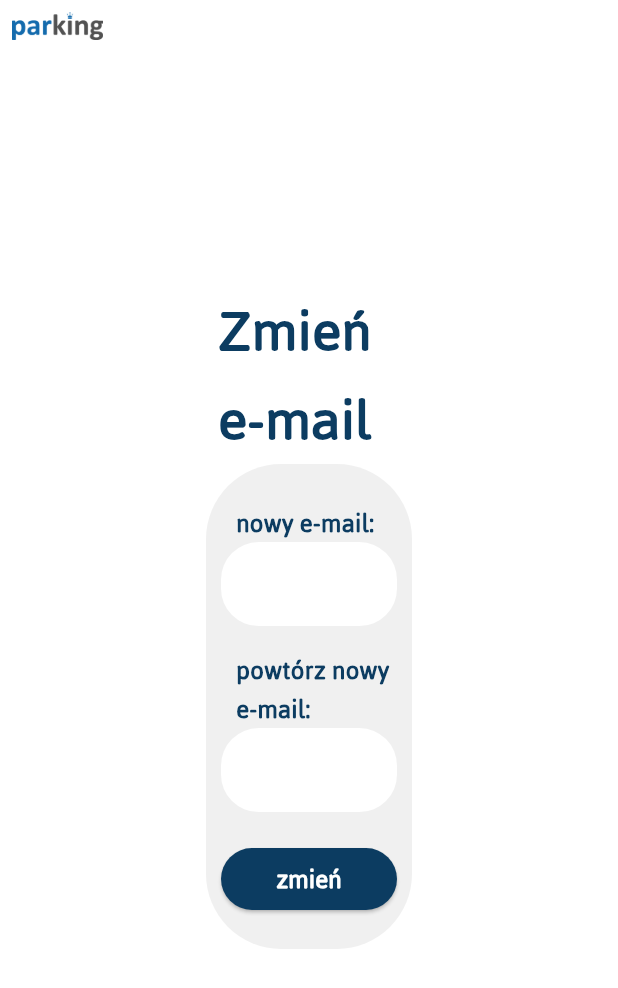
After one commit to adamszada/ParkingOS, a Flutter app: the ChangeEmail screen opened by its route, on a phone screen of 412 x 824 dp. The commit adds this screen. Shown: the top 988 px of the screen. Run offline on Flutter 3.47's test engine with Material 3 defaults, Android fonts, the phone set to English and light mode, and no system bars.

Commit message:
Add change e-mail page

```diff
--- /dev/null
+++ b/Frontend/parkingos/lib/change_email.dart
@@ -0,0 +1,151 @@
+import 'package:flutter/material.dart';
+
+class ChangeEmail extends StatefulWidget {
+  @override
+  _ChangeEmailState createState() => _ChangeEmailState();
+}
+
+class _ChangeEmailState extends State<ChangeEmail> {
+  @override
+  Widget build(BuildContext context) {
+    return Scaffold(
+        backgroundColor: Colors.white,
+        body: Stack(
+          children: [
+            Align(
+              alignment: Alignment.topLeft,
+              child: SizedBox(
+                  width: MediaQuery.of(context).size.width / 6,
+                  child: Padding(
+                    padding: EdgeInsets.only(
+                        left: MediaQuery.of(context).size.width / 50,
+                        top: MediaQuery.of(context).size.width / 50),
+                    child: Image.asset(
+                      'assets/parking.png',
+                      alignment: Alignment.centerLeft,
+                      fit: BoxFit.fitWidth,
+                    ),
+                  )),
+            ),
+            Center(
+                child: Column(
+              mainAxisAlignment: MainAxisAlignment.center,
+              crossAxisAlignment: CrossAxisAlignment.center,
+              children: [
+                SizedBox(
+                    width: MediaQuery.of(context).size.width * 5 / 17,
+                    child: Text(
+                      "Zmień e-mail",
+                      style: TextStyle(
+                          fontSize: MediaQuery.of(context).size.height / 20,
+                          color: const Color(0xFF0C3C61),
+                          fontWeight: FontWeight.w900,
+                          fontFamily: 'Jaldi'),
+                    )),
+                SizedBox(
+                  width: MediaQuery.of(context).size.width / 3,
+                  child: Container(
+                      decoration: BoxDecoration(
+                          color: const Color(0xFFF0F0F0),
+                          borderRadius: BorderRadius.circular(50)),
+                      child: Padding(
+                          padding: const EdgeInsets.all(10),
+                          child: Column(
+                              mainAxisSize: MainAxisSize.max,
+                              mainAxisAlignment: MainAxisAlignment.center,
+                              children: <Widget>[
+                                const SizedBox(height: 16),
+                                Padding(
+                                  padding: const EdgeInsets.only(left: 10),
+                                  child: Align(
+                                    alignment: Alignment.centerLeft,
+                                    child: Text('nowy e-mail:',
+                                        textAlign: TextAlign.start,
+                                        style: TextStyle(
+                                            color: const Color(0xFF0C3C61),
+                                            fontFamily: "Jaldi",
+                                            fontWeight: FontWeight.w900,
+                                            fontSize: MediaQuery.of(context)
+                                                    .size
+                                                    .height /
+                                                45)),
+                                  ),
+                                ),
+                                TextField(
+                                  obscureText: true,
+                                  decoration: InputDecoration(
+                                    filled: true,
+                                    fillColor: Colors.white,
+                                    border: OutlineInputBorder(
+                                      borderRadius: BorderRadius.circular(25),
+                                      borderSide: BorderSide.none,
+                                    ),
+                                  ),
+                                ),
+                                const SizedBox(height: 16),
+                                Padding(
+                                  padding: const EdgeInsets.only(left: 10),
+                                  child: Align(
+                                    alignment: Alignment.centerLeft,
+                                    child: Text('powtórz nowy e-mail:',
+                                        textAlign: TextAlign.start,
+                                        style: TextStyle(
+                                            color: const Color(0xFF0C3C61),
+                                            fontFamily: "Jaldi",
+                                            fontWeight: FontWeight.w900,
+                                            fontSize: MediaQuery.of(context)
+                                                    .size
+                                                    .height /
+                                                45)),
+                                  ),
+                                ),
+                                TextField(
+                                  obscureText: true,
+                                  decoration: InputDecoration(
+                                    filled: true,
+                                    fillColor: Colors.white,
+                                    border: OutlineInputBorder(
+                                      borderRadius: BorderRadius.circular(25),
+                                      borderSide: BorderSide.none,
+                                    ),
+                                  ),
+                                ),
+                                const SizedBox(height: 24),
+                                SizedBox(
+                                    width: MediaQuery.of(context).size.width,
+                                    height:
+                                        MediaQuery.of(context).size.height / 20,
+                                    child: ElevatedButton(
+                                      onPressed: () {
+                                        Navigator.pushNamed(
+                                            context, '/myaccount');
+                                      },
+                                      style: ElevatedButton.styleFrom(
+                                        backgroundColor:
+                                            const Color(0xFF0C3C61),
+                                        shape: RoundedRectangleBorder(
+                                          borderRadius:
+                                              BorderRadius.circular(30.0),
+                                        ),
+                                      ),
+                                      child: Text(
+                                        'zmień',
+                                        style: TextStyle(
+                                            color: Colors.white,
+                                            fontFamily: "Jaldi",
+                                            fontWeight: FontWeight.w900,
+                                            fontSize: MediaQuery.of(context)
+                                                    .size
+                                                    .height /
+                                                45),
+                                      ),
+                                    )),
+                                const SizedBox(height: 16),
+                              ]))),
+                )
+              ],
+            ))
+          ],
+        ));
+  }
+}
--- a/Frontend/parkingos/lib/main.dart
+++ b/Frontend/parkingos/lib/main.dart
@@ -1,4 +1,5 @@
 import 'package:flutter/material.dart';
+import 'package:parkingos/change_email.dart';
 import 'package:parkingos/email_recovery.dart';
 import 'package:parkingos/login_page.dart';
 import 'package:parkingos/my_account.dart';
@@ -27,6 +28,7 @@ class MyApp extends StatelessWidget {
         '/newpassword': (context) => AccountPasswordChange(),
         '/myaccount': (context) => MyAccount(),
         '/topup': (context) => TopUp(),
+        '/changeemail': (context) => ChangeEmail(),
       },
     );
   }
--- a/Frontend/parkingos/lib/my_account.dart
+++ b/Frontend/parkingos/lib/my_account.dart
@@ -94,7 +94,10 @@ class _MyAccountState extends State<MyAccount> {
                                   children: [
                                     Expanded(
                                         child: ElevatedButton(
-                                      onPressed: () {},
+                                      onPressed: () {
+                                        Navigator.pushNamed(
+                                            context, '/changeemail');
+                                      },
                                       style: ElevatedButton.styleFrom(
                                         backgroundColor:
                                             const Color(0xFF0C3C61),
```
Also changed, not shown: 1 other file.
